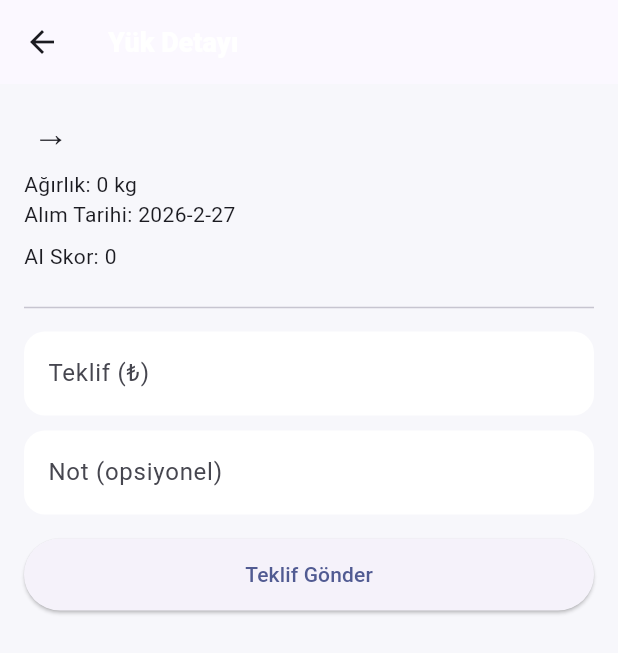
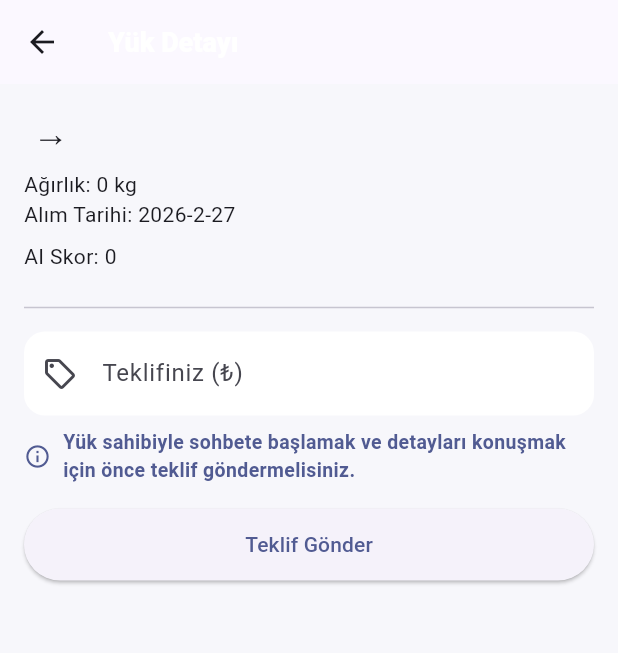
Before and after one commit to omerates28444/nakliyeuygulamas-, a Flutter app: the LoadDetailScreen screen opened directly with empty values, on a phone screen of 412 x 824 dp. Shown: the top 653 px of the screen. Run offline on Flutter 3.47's test engine with Material 3 defaults, Android fonts, the phone set to English and light mode, and no system bars; our stand-ins replace cloud_firestore, firebase_auth, firebase_core, firebase_messaging, firebase_storage, flutter_local_notifications and 4 more; accounts and stored records are empty.

Commit message:
ola noli

```diff
--- a/lib/screens/load_detail_screen.dart
+++ b/lib/screens/load_detail_screen.dart
@@ -124,12 +124,29 @@ class _LoadDetailScreenState extends State<LoadDetailScreen> {
           TextField(
             controller: priceCtrl,
             keyboardType: TextInputType.number,
-            decoration: const InputDecoration(labelText: "Teklif (₺)"),
+            decoration: const InputDecoration(
+              labelText: "Teklifiniz (₺)",
+              prefixIcon: Icon(Icons.local_offer_outlined),
+            ),
           ),
-          const SizedBox(height: 10),
-          TextField(
-            controller: noteCtrl,
-            decoration: const InputDecoration(labelText: "Not (opsiyonel)"),
+          const SizedBox(height: 8),
+
+          // YENİ BİLGİLENDİRME MESAJI
+          Row(
+            children: [
+              Icon(Icons.info_outline, size: 18, color: Theme.of(context).colorScheme.primary),
+              const SizedBox(width: 8),
+              Expanded(
+                child: Text(
+                  "Yük sahibiyle sohbete başlamak ve detayları konuşmak için önce teklif göndermelisiniz.",
+                  style: TextStyle(
+                    fontSize: 13,
+                    fontWeight: FontWeight.w600,
+                    color: Theme.of(context).colorScheme.primary,
+                  ),
+                ),
+              ),
+            ],
           ),
           const SizedBox(height: 16),
 
```
Also changed, not shown: lib/screens/offers_inbox_screen.dart (+22 -26 lines), lib/screens/osm_map_home_screen.dart (+85 -5 lines), lib/services/chat_service.dart (+8 -3 lines).
